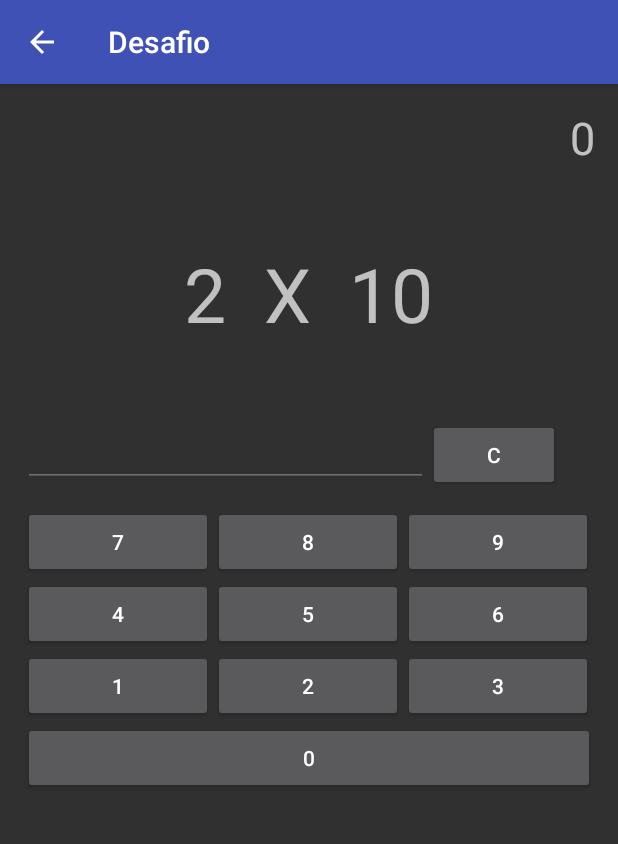
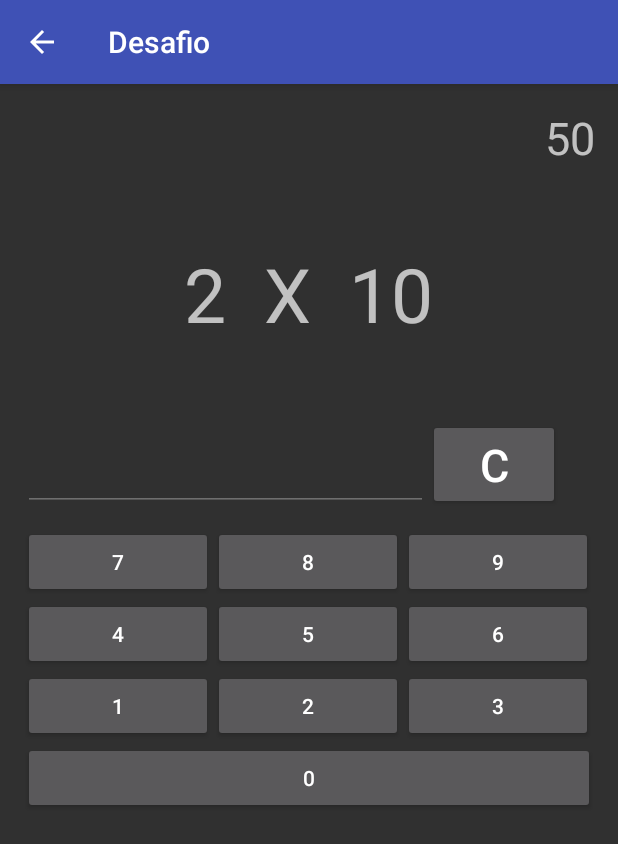
Before and after one commit to limadouglas/APPTabuadaMultiplicar, an Android app: the DesafioActivity screen opened directly, with no data from a screen before it, on a phone screen of 412 x 824 dp. Shown: the top 844 px of the screen. Run offline under Robolectric (Android 15) with nearby library versions, the phone set to English and light mode, and no system bars.

Commit message:
time adicionado ao layout da activity DesafioActivity, pequenas alterações no design da tela de multiplicação e desafio.

```diff
--- a/app/src/main/java/com/lima/douglas/apptabuadamultiplicar/DesafioActivity.java
+++ b/app/src/main/java/com/lima/douglas/apptabuadamultiplicar/DesafioActivity.java
@@ -25,11 +25,11 @@ import java.util.Random;
 public class DesafioActivity extends AppCompatActivity {
 
     EditText edtResultado;
-    TextView txtPlacar;
+    TextView txtTime;
     TextView txtPadrao;
     TextView txtAlternar;
     Random random;
-    int novoNumero = 0, getNovoNumero2 = 0, antigoNumero[] = {0, 0, 0, 0, 0}, antigoNumero2[] = {0, 0, 0, 0, 0}, resMultiplicacao;
+    int novoNumero = 0, getNovoNumero2 = 0, antigoNumero[] = {0, 0, 0, 0, 0}, antigoNumero2[] = {0, 0, 0, 0, 0}, resMultiplicacao, placar=0;
     boolean verificarRepetidos = true;
     int multInicial;
     int contador = 50;
@@ -57,7 +57,7 @@ public class DesafioActivity extends AppCompatActivity {
         edtResultado = (EditText) findViewById(R.id.edtResultado);
         txtAlternar = (TextView) findViewById(R.id.txtAlternar);
         txtPadrao = (TextView) findViewById(R.id.txtPadrao);
-        txtPlacar = (TextView) findViewById(R.id.txtPlacar);
+        txtTime = (TextView) findViewById(R.id.txtTime);
         random = new Random();
         repository = new RecordesRepository(this);
 
@@ -140,6 +140,8 @@ public class DesafioActivity extends AppCompatActivity {
         txtPadrao.setText(String.valueOf(novoNumero));
     }
 
+
+
     public void calcularAlterar() {
 
         verificarRepetidos = true;
@@ -172,9 +174,11 @@ public class DesafioActivity extends AppCompatActivity {
         txtAlternar.setText(String.valueOf(novoNumero));
         // limpando edittext.
         edtResultado.setText("");
-        // somando um no placar.
-        txtPlacar.setText(String.valueOf(Integer.valueOf(txtPlacar.getText().toString()) + 1));
+        // somando um no placar
+        placar++;
     }
+
+
 
     public void contagem() {
 
@@ -182,7 +186,15 @@ public class DesafioActivity extends AppCompatActivity {
             @Override
             public void run() {
 
-                for (int i = contador; i >= 0 && !txtPlacar.getText().equals("25"); i--) {
+                for (int i = contador; i >= 0; i--) {
+
+                    runOnUiThread(new Runnable() {
+                        @Override
+                        public void run() {
+                            txtTime.setText(String.valueOf(contador));
+                        }
+                    });
+
                     if (sairThread)
                         return;
                     try {
@@ -210,7 +222,7 @@ public class DesafioActivity extends AppCompatActivity {
 
 
     public void finalizarDesafio() {
-        pontuacao = (Integer.valueOf(txtPlacar.getText().toString()) * 4) + (contador * 4);
+        pontuacao = (placar * 4) + (contador * 4);
 
         bd = repository.getWritableDatabase();
 
@@ -255,6 +267,8 @@ public class DesafioActivity extends AppCompatActivity {
         startActivity(i);
     }
 
+
+
     @Override
     public boolean onOptionsItemSelected(MenuItem item) {
         switch (item.getItemId()) {
@@ -271,7 +285,7 @@ public class DesafioActivity extends AppCompatActivity {
         //nada acontece usando este
         finish();
         sairThread = true;
-        //nem este, continua saindo de todo o app e não para a tela anterior
+        //nem este, continua saindo de todoo o app e não para a tela anterior.
         super.onBackPressed();
     }
 
--- a/app/src/main/res/layout/desafio_activity.xml
+++ b/app/src/main/res/layout/desafio_activity.xml
@@ -5,7 +5,7 @@
     android:padding="15dp">
 
     <TextView
-        android:id="@+id/txtPlacar"
+        android:id="@+id/txtTime"
         android:layout_width="wrap_content"
         android:layout_height="wrap_content"
         android:layout_gravity="right"
@@ -49,6 +49,8 @@
         <EditText
             android:enabled="false"
             android:id="@+id/edtResultado"
+            android:gravity="center"
+            android:textSize="30sp"
             android:layout_width="270dp"
             android:layout_height="wrap_content" />
 
@@ -57,6 +59,7 @@
             android:layout_height="wrap_content"
             android:tag="-1"
             android:text=" C "
+            android:textSize="30sp"
             android:onClick="addValor"/>
 
     </LinearLayout>
--- a/app/src/main/res/layout/tela_treinamento_activity.xml
+++ b/app/src/main/res/layout/tela_treinamento_activity.xml
@@ -64,6 +64,8 @@
         <EditText
             android:id="@+id/edtResultado"
             android:layout_width="270dp"
+            android:textSize="30sp"
+            android:gravity="center"
             android:layout_height="wrap_content"
             android:enabled="false" />
 
@@ -71,6 +73,7 @@
             android:layout_width="wrap_content"
             android:layout_height="wrap_content"
             android:onClick="addValor"
+            android:textSize="30sp"
             android:tag="-1"
             android:text=" C " />
 
```
